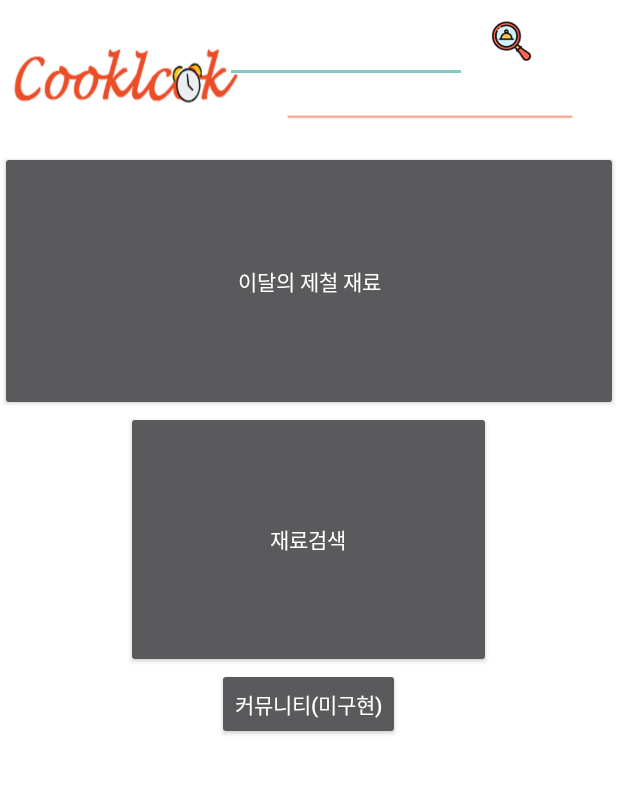
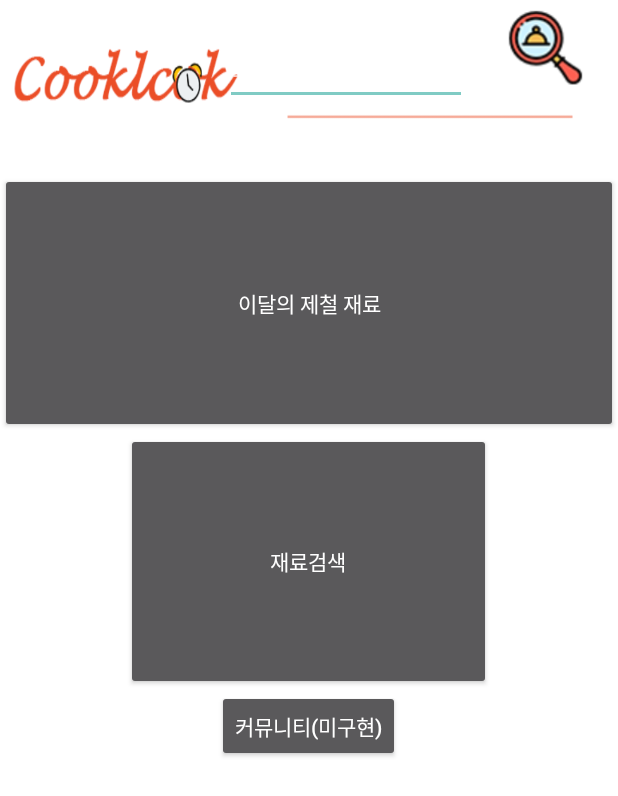
Before and after one commit to hero526/cooklock, an Android app: the screen it shows after launch (MainActivity), on a phone screen of 412 x 824 dp. Shown: the top 796 px of the screen. Run offline under Robolectric (Android 15) with nearby library versions, the phone set to English and light mode, and no system bars.

Commit message:
test UI
for Semin phone

```diff
--- a/app/src/main/res/layout/activity_main.xml
+++ b/app/src/main/res/layout/activity_main.xml
@@ -11,19 +11,19 @@
 
     <LinearLayout
         android:layout_width="match_parent"
-        android:layout_height="55dp"
+        android:layout_height="70dp"
         android:orientation="horizontal">
 
         <EditText
             android:layout_width="161dp"
-            android:layout_height="wrap_content"
+            android:layout_height="match_parent"
             android:layout_marginLeft="150dp"
             android:hint="원하는 레시피를 입력해주세요!" />
 
         <ImageButton
             android:id="@+id/button2"
-            android:layout_width="57dp"
-            android:layout_height="match_parent"
+            android:layout_width="match_parent"
+            android:layout_height="64dp"
             android:backgroundTint="@android:color/transparent"
             android:onClick="showRecipe"
             android:scaleType="centerCrop"
```
